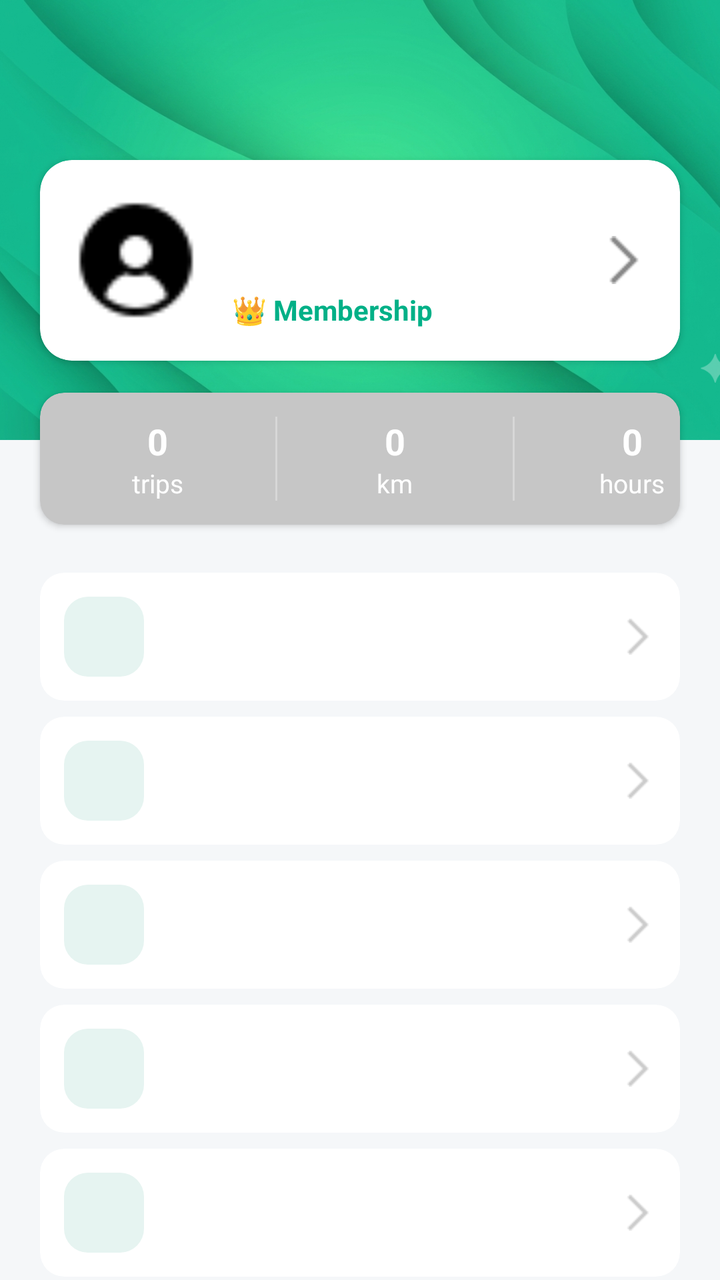
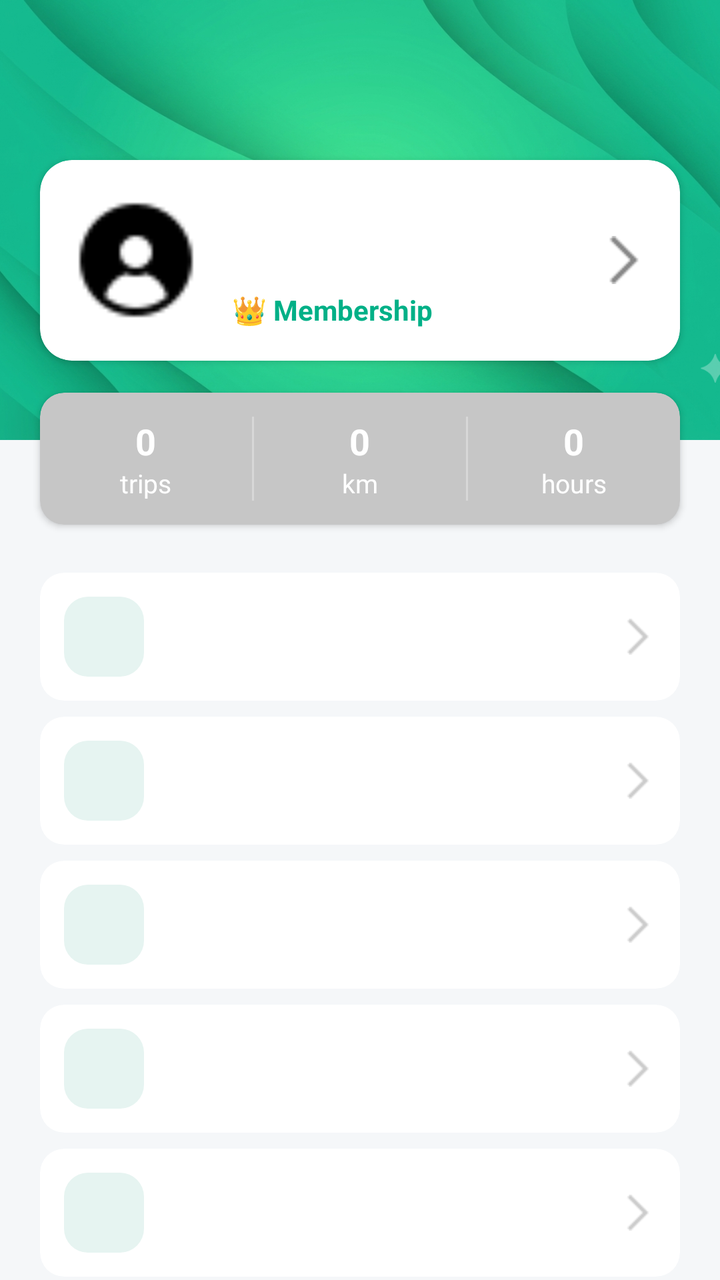

Before-and-after screenshots of an Android layout around one commit, followed by the original layout XML and the change that was made.
<!-- AndroidManifest.xml: application theme Theme.Qride -->
<!-- res/layout/activity_profile.xml -->
<?xml version="1.0" encoding="utf-8"?>
<androidx.constraintlayout.widget.ConstraintLayout
    xmlns:android="http://schemas.android.com/apk/res/android"
    xmlns:app="http://schemas.android.com/apk/res-auto"
    android:layout_width="match_parent"
    android:layout_height="match_parent"

    android:background="#F5F7F9">

    <ImageView

        android:id="@+id/headerBackground"

        android:layout_width="match_parent"

        android:layout_height="220dp"

        android:scaleType="centerCrop"

        android:src="@drawable/backgroudxanh"

        app:layout_constraintTop_toTopOf="parent" />

    <androidx.cardview.widget.CardView
        android:id="@+id/cardAvatar"
        android:layout_width="match_parent"
        android:layout_height="wrap_content"
        android:layout_marginTop="80dp"
        android:layout_marginHorizontal="20dp"
        app:cardBackgroundColor="@android:color/white"
        app:cardCornerRadius="16dp"
        app:cardElevation="2dp"
        app:layout_constraintTop_toTopOf="parent">

        <RelativeLayout
            android:layout_width="match_parent"
            android:layout_height="wrap_content"
            android:padding="16dp">

            <androidx.cardview.widget.CardView
                android:id="@+id/cardUserAvatar"
                android:layout_width="64dp"
                android:layout_height="64dp"
                android:layout_centerVertical="true"
                app:cardCornerRadius="32dp"
                app:cardElevation="0dp">

                <ImageView
                    android:id="@+id/imgProfileAvatar"
                    android:layout_width="match_parent"
                    android:layout_height="match_parent"
                    android:scaleType="centerCrop"
                    android:src="@drawable/ic_user_placeholder" />
            </androidx.cardview.widget.CardView>

            <LinearLayout
                android:layout_width="match_parent"
                android:layout_height="wrap_content"
                android:layout_centerVertical="true"
                android:layout_marginStart="16dp"
                android:layout_toEndOf="@id/cardUserAvatar"
                android:layout_toStartOf="@id/imgArrowUser"
                android:orientation="vertical">

                <TextView
                    android:id="@+id/tvProfileName"
                    android:layout_width="wrap_content"
                    android:layout_height="wrap_content"

                    android:textColor="#000000"
                    android:textSize="18sp"
                    android:textStyle="bold" />

                <TextView
                    android:id="@+id/tvProfilePhone"
                    android:layout_width="wrap_content"
                    android:layout_height="wrap_content"
                    android:layout_marginTop="2dp"

                    android:textColor="#888888"
                    android:textSize="14sp" />

                <TextView
                    android:layout_width="wrap_content"
                    android:layout_height="wrap_content"
                    android:layout_marginTop="4dp"
                    android:text="@string/profile_membership"
                    android:textColor="#00B087"
                    android:textSize="14sp"
                    android:textStyle="bold" />
            </LinearLayout>

            <ImageView
                android:id="@+id/imgArrowUser"
                android:layout_width="wrap_content"
                android:layout_height="wrap_content"
                android:layout_alignParentEnd="true"
                android:layout_centerVertical="true"
                android:src="@drawable/ic_chevron_right"
                app:tint="#888888" />
        </RelativeLayout>
    </androidx.cardview.widget.CardView>

    <androidx.cardview.widget.CardView
        android:id="@+id/cardStats"
        android:layout_width="match_parent"
        android:layout_height="wrap_content"
        android:layout_marginTop="16dp"
        android:layout_marginHorizontal="20dp"
        app:cardBackgroundColor="#C6C6C6"
        app:cardCornerRadius="12dp"
        app:cardElevation="2dp"
        app:layout_constraintTop_toBottomOf="@id/cardAvatar">

        <LinearLayout
            android:layout_width="355dp"
            android:layout_height="match_parent"
            android:baselineAligned="false"
            android:orientation="horizontal"
            android:paddingVertical="12dp">

            <LinearLayout
                android:layout_width="0dp"
                android:layout_height="wrap_content"
                android:layout_weight="1"
                android:gravity="center"
                android:orientation="vertical">

                <TextView
                    android:id="@+id/tvTrips"
                    android:layout_width="wrap_content"
                    android:layout_height="wrap_content"
                    android:text="0"
                    android:textColor="#FFFFFF"
                    android:textSize="18sp"
                    android:textStyle="bold" />

                <TextView
                    android:layout_width="wrap_content"
                    android:layout_height="wrap_content"
                    android:text="@string/unit_trips"
                    android:textColor="#FFFFFF"
                    android:textSize="13sp" />
            </LinearLayout>

            <View
                android:layout_width="1dp"
                android:layout_height="match_parent"
                android:background="#4DFFFFFF" />

            <LinearLayout
                android:layout_width="0dp"
                android:layout_height="wrap_content"
                android:layout_weight="1"
                android:gravity="center"
                android:orientation="vertical">

                <TextView
                    android:id="@+id/tvKm"
                    android:layout_width="wrap_content"
                    android:layout_height="wrap_content"
                    android:text="0"
                    android:textColor="#FFFFFF"
                    android:textSize="18sp"
                    android:textStyle="bold" />

                <TextView
                    android:layout_width="wrap_content"
                    android:layout_height="wrap_content"
                    android:text="@string/unit_km"
                    android:textColor="#FFFFFF"
                    android:textSize="13sp" />
            </LinearLayout>

            <View
                android:layout_width="1dp"
                android:layout_height="match_parent"
                android:background="#4DFFFFFF" />

            <LinearLayout
                android:layout_width="0dp"
                android:layout_height="wrap_content"
                android:layout_weight="1"
                android:gravity="center"
                android:orientation="vertical">

                <TextView
                    android:id="@+id/tvHours"
                    android:layout_width="wrap_content"
                    android:layout_height="wrap_content"
                    android:text="0"
                    android:textColor="#FFFFFF"
                    android:textSize="18sp"
                    android:textStyle="bold" />

                <TextView
                    android:layout_width="wrap_content"
                    android:layout_height="wrap_content"
                    android:text="@string/unit_hours"
                    android:textColor="#FFFFFF"
                    android:textSize="13sp" />
            </LinearLayout>
        </LinearLayout>
    </androidx.cardview.widget.CardView>

    <ScrollView
        android:layout_width="match_parent"
        android:layout_height="0dp"
        android:fillViewport="true"
        android:scrollbars="none"
        android:layout_marginTop="24dp"
        app:layout_constraintTop_toBottomOf="@id/cardStats"
        app:layout_constraintBottom_toBottomOf="parent">

        <LinearLayout
            android:layout_width="match_parent"
            android:layout_height="wrap_content"
            android:orientation="vertical"
            android:paddingHorizontal="20dp"
            android:paddingBottom="80dp">

            <include android:id="@+id/menuInfo" layout="@layout/item_profile_menu_with_icon" />
            <include android:id="@+id/menuSecurity" layout="@layout/item_profile_menu_with_icon" />
            <include android:id="@+id/menuHistory" layout="@layout/item_profile_menu_with_icon" />
            <include android:id="@+id/menuLanguage" layout="@layout/item_profile_menu_with_icon" />
            <include android:id="@+id/menuDarkMode" layout="@layout/item_profile_menu_with_icon" />
            <include android:id="@+id/menuNotify" layout="@layout/item_profile_menu_with_icon" />
            <include android:id="@+id/menuInvite" layout="@layout/item_profile_menu_with_icon" />
            <include android:id="@+id/menuSupport" layout="@layout/item_profile_menu_with_icon" />
            <include android:id="@+id/menuAbout" layout="@layout/item_profile_menu_with_icon" />
            <include android:id="@+id/menuTerms" layout="@layout/item_profile_menu_with_icon" />

            <LinearLayout
                android:id="@+id/btnLogout"
                android:layout_width="match_parent"
                android:layout_height="wrap_content"
                android:layout_marginTop="16dp"
                android:layout_marginBottom="32dp"
                android:gravity="center"
                android:orientation="horizontal"
                android:padding="16dp">

                <ImageView
                    android:layout_width="24dp"
                    android:layout_height="24dp"
                    android:src="@drawable/ic_logout"
                    app:tint="#F26522" />

                <TextView
                    android:layout_width="wrap_content"
                    android:layout_height="wrap_content"
                    android:layout_marginStart="8dp"
                    android:text="@string/profile_logout"
                    android:textColor="#F26522"
                    android:textSize="16sp"
                    android:textStyle="bold" />
            </LinearLayout>
        </LinearLayout>
    </ScrollView>

</androidx.constraintlayout.widget.ConstraintLayout>
<!-- res/layout/item_profile_menu_with_icon.xml (included above) -->
<?xml version="1.0" encoding="utf-8"?>
<androidx.cardview.widget.CardView
    xmlns:android="http://schemas.android.com/apk/res/android"
    xmlns:app="http://schemas.android.com/apk/res-auto"
    android:layout_width="match_parent"
    android:layout_height="wrap_content"
    android:layout_marginBottom="8dp"
    app:cardCornerRadius="12dp"
    app:cardElevation="0dp">

    <LinearLayout
        android:layout_width="match_parent"
        android:layout_height="wrap_content"
        android:gravity="center_vertical"
        android:orientation="horizontal"
        android:padding="12dp">

        <FrameLayout
            android:layout_width="40dp"
            android:layout_height="40dp"
            android:background="@drawable/bg_btn_cancel">

            <ImageView
                android:id="@+id/imgMenuIcon"
                android:layout_width="22dp"
                android:layout_height="22dp"
                android:layout_gravity="center"
                app:tint="#0FC8A0" />
        </FrameLayout>

        <TextView
            android:id="@+id/tvMenuTitle"
            android:layout_width="0dp"
            android:layout_height="wrap_content"
            android:layout_marginStart="16dp"
            android:layout_weight="1"
            android:textColor="#333333"
            android:textSize="15sp" />

        <ImageView
            android:layout_width="18dp"
            android:layout_height="18dp"
            android:src="@drawable/ic_chevron_right"
            app:tint="#CCCCCC" />
    </LinearLayout>
</androidx.cardview.widget.CardView>
<!-- resources referenced by this layout -->
<resources>
  <!-- drawable backgroudxanh: png bitmap (drawable, 866704 bytes) -->
  <!-- drawable bg_btn_cancel (drawable) -->
  <shape xmlns:android="http://schemas.android.com/apk/res/android">
      <solid android:color="#E6F4F1"/>
      <corners android:radius="12dp"/>
  </shape>
  <!-- drawable ic_chevron_right: png bitmap (drawable, 227 bytes) -->
  <!-- drawable ic_logout: png bitmap (drawable, 429 bytes) -->
  <!-- drawable ic_user_placeholder: png bitmap (drawable, 630 bytes) -->
  <string name="profile_logout">Logout</string>
  <string name="profile_membership">👑 Membership</string>
  <string name="unit_hours">hours</string>
  <string name="unit_km">km</string>
  <string name="unit_trips">trips</string>
  <style name="Theme.Qride" parent="Base.Theme.Qride" />
  <style name="Base.Theme.Qride" parent="Theme.Material3.DayNight.NoActionBar">
          
          
      </style>
</resources>

<!-- the commit's change to res/layout/activity_profile.xml (unified diff, before → after) -->
@@ -113,9 +113,7 @@
         app:layout_constraintTop_toBottomOf="@id/cardAvatar">
 
         <LinearLayout
-            android:layout_width="355dp"
-            android:layout_height="match_parent"
-            android:baselineAligned="false"
+            android:layout_width="match_parent" android:layout_height="wrap_content" android:baselineAligned="false"
             android:orientation="horizontal"
             android:paddingVertical="12dp">
 
